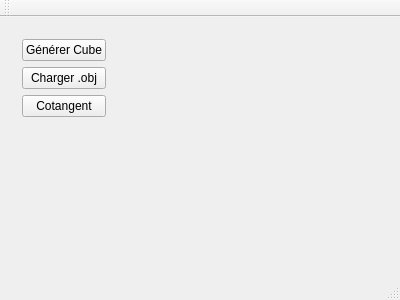
Qt form mainwindow.ui (L-Fenrisulfr/RepGeo_lissage) before a commit.
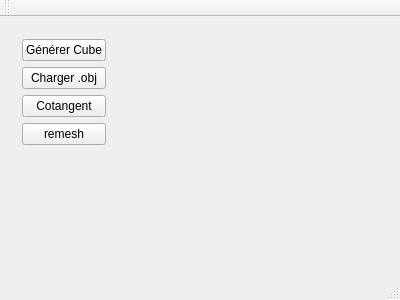
The same form after that commit. Custom widgets are drawn as their Qt base class.

Commit message:
Utilisation de uHuH scotch
et ce n'est pas du whisky

What changed in the file:
```diff
--- a/mainwindow.ui
+++ b/mainwindow.ui
@@ -45,6 +45,13 @@
          </property>
         </widget>
        </item>
+       <item>
+        <widget class="QPushButton" name="pushButton_3">
+         <property name="text">
+          <string>remesh</string>
+         </property>
+        </widget>
+       </item>
        <item>
         <spacer name="verticalSpacer">
          <property name="orientation">
```
The commit also changes 2 other files.
